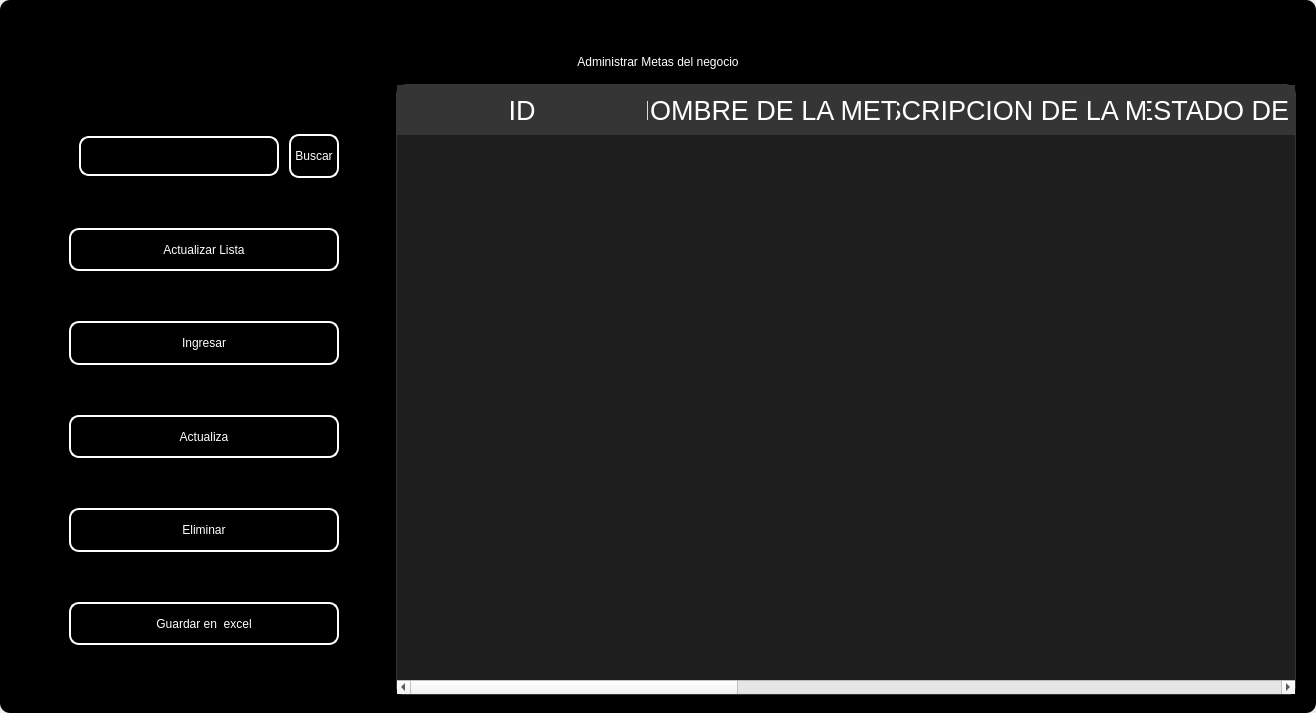
Old version of the form design/standar/maingoal2.ui in the repository codemiguel-dev/ERP-EmprendeSoft-Desktop.
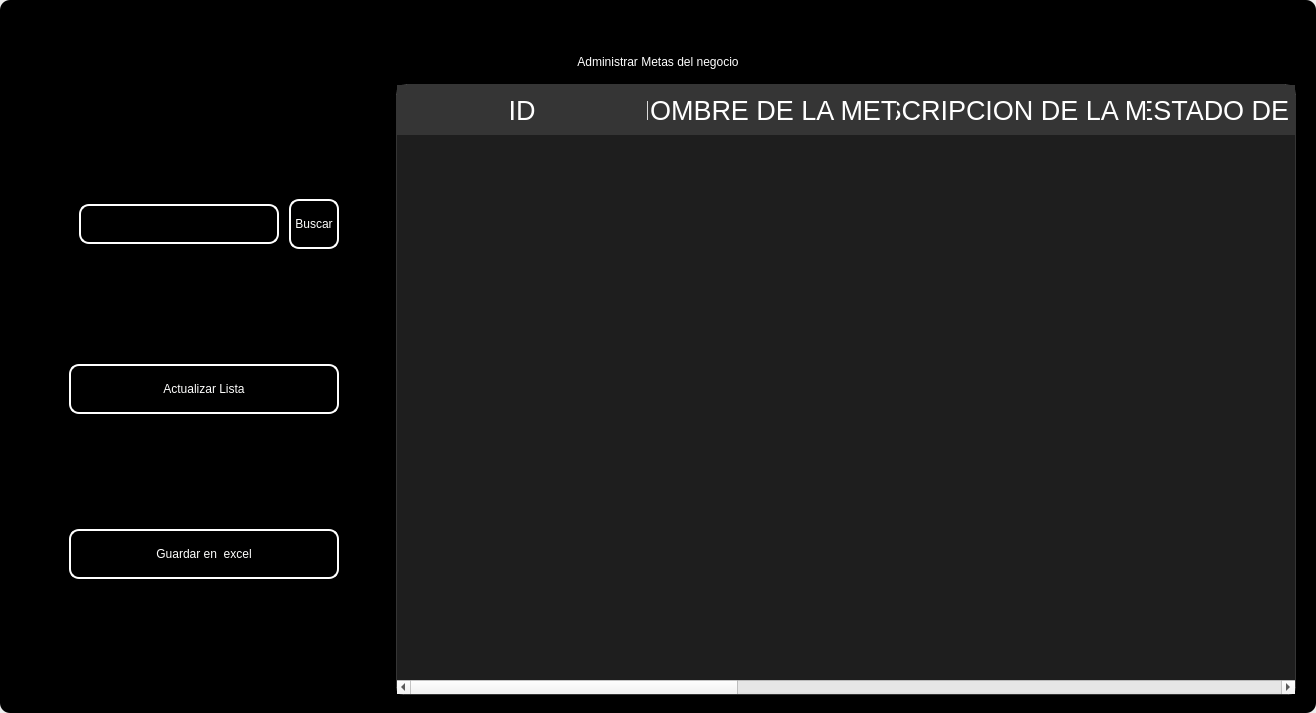
New version of the form. Icons and pictures are not drawn.

The edit to the form file:
```diff
--- a/design/standar/maingoal2.ui
+++ b/design/standar/maingoal2.ui
@@ -549,138 +549,6 @@
               </property>
              </widget>
             </item>
-            <item>
-             <widget class="QPushButton" name="btn_add">
-              <property name="minimumSize">
-               <size>
-                <width>0</width>
-                <height>40</height>
-               </size>
-              </property>
-              <property name="maximumSize">
-               <size>
-                <width>300</width>
-                <height>50</height>
-               </size>
-              </property>
-              <property name="cursor">
-               <cursorShape>PointingHandCursor</cursorShape>
-              </property>
-              <property name="styleSheet">
-               <string notr="true">QPushButton{
-border-radius:10px; 
-font: 12pt &quot;Arial&quot;;
-color: rgb(255, 255, 254);
-border: 2px solid #ffffff;
-}
-
-QPushButton:hover{
-border-radius:10px; 
-font: 12pt &quot;Arial&quot;;
-color: rgb(255, 255, 255);
-border: 2px solid rgb(120, 0, 171);
-	background-color: rgb(120, 0, 171);
-}</string>
-              </property>
-              <property name="text">
-               <string>Ingresar</string>
-              </property>
-              <property name="iconSize">
-               <size>
-                <width>35</width>
-                <height>35</height>
-               </size>
-              </property>
-             </widget>
-            </item>
-            <item>
-             <widget class="QPushButton" name="btn_update">
-              <property name="minimumSize">
-               <size>
-                <width>0</width>
-                <height>40</height>
-               </size>
-              </property>
-              <property name="maximumSize">
-               <size>
-                <width>300</width>
-                <height>50</height>
-               </size>
-              </property>
-              <property name="cursor">
-               <cursorShape>PointingHandCursor</cursorShape>
-              </property>
-              <property name="styleSheet">
-               <string notr="true">QPushButton{
-border-radius:10px; 
-font: 12pt &quot;Arial&quot;;
-color: rgb(255, 255, 254);
-border: 2px solid #ffffff;
-}
-
-QPushButton:hover{
-border-radius:10px; 
-font: 12pt &quot;Arial&quot;;
-color: rgb(255, 255, 255);
-border: 2px solid rgb(120, 0, 171);
-	background-color: rgb(120, 0, 171);
-}</string>
-              </property>
-              <property name="text">
-               <string>Actualiza</string>
-              </property>
-              <property name="iconSize">
-               <size>
-                <width>35</width>
-                <height>35</height>
-               </size>
-              </property>
-             </widget>
-            </item>
-            <item>
-             <widget class="QPushButton" name="btn_delete">
-              <property name="minimumSize">
-               <size>
-                <width>0</width>
-                <height>40</height>
-               </size>
-              </property>
-              <property name="maximumSize">
-               <size>
-                <width>300</width>
-                <height>50</height>
-               </size>
-              </property>
-              <property name="cursor">
-               <cursorShape>PointingHandCursor</cursorShape>
-              </property>
-              <property name="styleSheet">
-               <string notr="true">QPushButton{
-border-radius:10px; 
-font: 12pt &quot;Arial&quot;;
-color: rgb(255, 255, 254);
-border: 2px solid #ffffff;
-}
-
-QPushButton:hover{
-border-radius:10px; 
-font: 12pt &quot;Arial&quot;;
-color: rgb(255, 255, 255);
-border: 2px solid rgb(120, 0, 171);
-	background-color: rgb(120, 0, 171);
-}</string>
-              </property>
-              <property name="text">
-               <string>Eliminar</string>
-              </property>
-              <property name="iconSize">
-               <size>
-                <width>35</width>
-                <height>35</height>
-               </size>
-              </property>
-             </widget>
-            </item>
             <item>
              <widget class="QPushButton" name="btn_excel">
               <property name="minimumSize">
```
